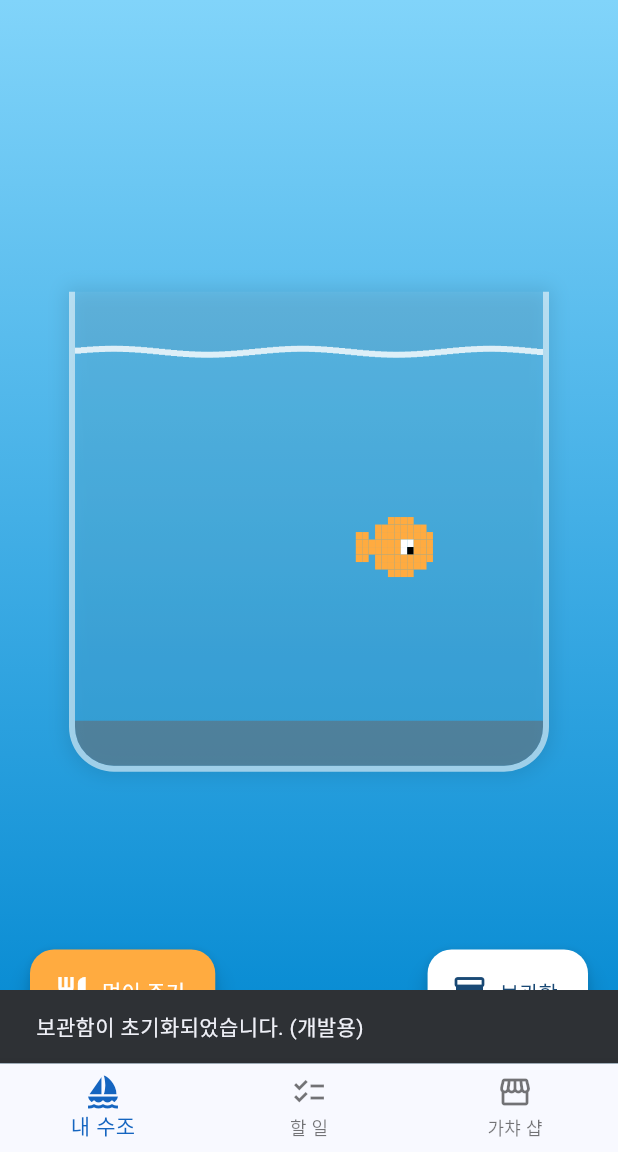
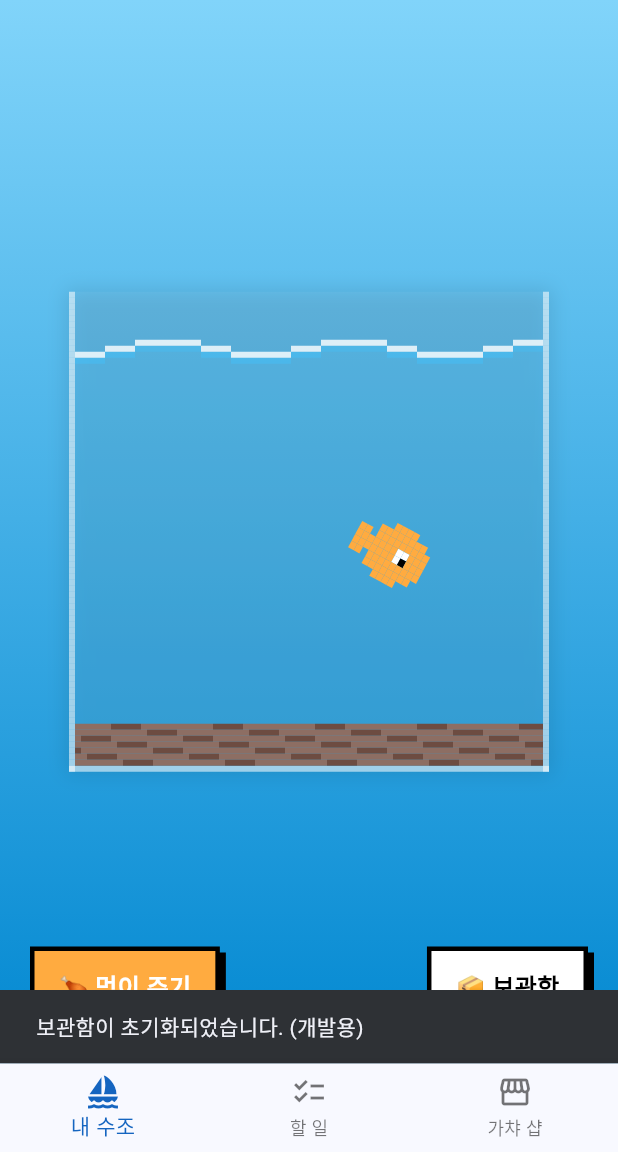
Before and after one commit to meisteryi/Gachagame_todo, a Flutter app: the screen it shows after launch, after a tap on the "delete forever" icon, on a phone screen of 412 x 824 dp, the part 84-1236 px from its top. Run offline on Flutter 3.47's test engine with Material 3 defaults, Android fonts, the phone set to English and light mode, and no system bars.

Commit message:
수조 그래픽 도트로 .

```diff
--- a/lib/screens/aquarium_screen.dart
+++ b/lib/screens/aquarium_screen.dart
@@ -56,12 +56,15 @@ class _AquariumScreenState extends State<AquariumScreen>
     if (v < 0.2) {
       final t = v * 5;
       x = w * t;
-      y = h / 2 + sin(t * pi * 4) * 30;
+      y = h / 2 + sin(t * pi * 2) * 30; // 상하 이동 속도 절반 (4 -> 2)
       flipX = false;
     } else if (v < 0.4) {
       final t = (v - 0.2) * 5;
       x = w - (w * t);
-      y = h / 2 - (h / 4 * t) + sin(t * pi * 10) * 8;
+      y =
+          h / 2 -
+          (h / 4 * t) +
+          sin(t * pi * 2) * 16; // 속도를 한 번 더 절반 수준으로 늦춤 (5 -> 2)
       flipX = true;
     } else if (v < 0.6) {
       final t = (v - 0.4) * 5;
@@ -71,16 +74,64 @@ class _AquariumScreenState extends State<AquariumScreen>
     } else if (v < 0.8) {
       final t = (v - 0.6) * 5;
       x = (w / 2) + (w / 2) * t;
-      final frac = t * 6 % 1;
+      final frac = t * 1 % 1; // 지그재그 튀는 속도를 한 번 더 늦춤 (3 -> 1)
       y = h / 2 + (frac < 0.5 ? frac * 2 : (1 - frac) * 2) * 35;
       flipX = false;
     } else {
       final t = (v - 0.8) * 5;
       x = w - (w * t);
-      y = h / 2 + 50 * sin(t * pi) + sin(t * pi * 4) * 15;
+      y =
+          h / 2 +
+          50 * sin(t * pi) +
+          sin(t * pi * 2) * 15; // 상하 이동 속도 절반 (4 -> 2)
       flipX = true;
     }
     return (Offset(x, y), flipX);
+  }
+
+  // 현재 물고기의 위치와 좌우 반전 상태를 계산하는 통합 함수 (회전각 계산을 위한 미래 위치 예측용)
+  (double, double, bool) _getFishPose(
+    bool isFeeding,
+    double fishV,
+    double feedV,
+    double w,
+    double h,
+  ) {
+    double x = 0;
+    double y = 0;
+    bool flipX = false;
+
+    if (isFeeding && feedV > 0.0) {
+      final targetX = w / 2;
+      final targetY = 20.0;
+
+      if (feedV < 0.2) {
+        x = _feedStartX;
+        y = _feedStartY;
+        flipX = targetX < _feedStartX;
+      } else if (feedV < 0.4) {
+        final t = (feedV - 0.2) / 0.2;
+        x = _feedStartX + (targetX - _feedStartX) * t;
+        y = _feedStartY + (targetY - _feedStartY) * t;
+        flipX = targetX < _feedStartX;
+      } else if (feedV < 0.7) {
+        x = targetX + sin((feedV - 0.4) * pi * 10) * 3;
+        y = targetY + sin((feedV - 0.4) * pi * 15) * 3;
+        flipX = targetX < _feedStartX;
+      } else {
+        final t = (feedV - 0.7) / 0.3;
+        final (nextOffset, nextFlip) = _getNormalFishPosAndFlip(fishV, w, h);
+        x = targetX + (nextOffset.dx - targetX) * t;
+        y = targetY + (nextOffset.dy - targetY) * t;
+        flipX = t > 0.8 ? nextFlip : (nextOffset.dx < targetX);
+      }
+    } else {
+      final (normalOffset, normalFlip) = _getNormalFishPosAndFlip(fishV, w, h);
+      x = normalOffset.dx;
+      y = normalOffset.dy;
+      flipX = normalFlip;
+    }
+    return (x, y, flipX);
   }
 
   // 🐟 먹이 주기 로직
@@ -125,16 +176,6 @@ class _AquariumScreenState extends State<AquariumScreen>
               height: 320,
               decoration: BoxDecoration(
                 color: Colors.white.withValues(alpha: 0.05), // 물 밖의 빈 유리 느낌
-                borderRadius: const BorderRadius.only(
-                  bottomLeft: Radius.circular(30),
-                  bottomRight: Radius.circular(30),
-                ),
-                // 💡 윗부분 하얀 선 제거 (왼쪽, 오른쪽, 아래만 테두리 적용)
-                border: const Border(
-                  left: BorderSide(color: Colors.white54, width: 4),
-                  right: BorderSide(color: Colors.white54, width: 4),
-                  bottom: BorderSide(color: Colors.white54, width: 4),
-                ),
                 boxShadow: [
                   BoxShadow(
                     color: Colors.black.withValues(alpha: 0.1),
@@ -146,37 +187,19 @@ class _AquariumScreenState extends State<AquariumScreen>
               child: Stack(
                 clipBehavior: Clip.none, // 💡 수조 밖에서 떨어지는 먹이가 잘리지 않게 설정
                 children: [
-                  // 수면 및 물 표현
+                  // 수면 및 물 표현 (도트 수조에 맞게 둥근 모서리 제거)
                   Positioned(
                     top: 40,
-                    left: 0,
-                    right: 0,
-                    bottom: 0,
+                    left: 4, // 도트 테두리 두께(4)만큼 안쪽으로
+                    right: 4,
+                    bottom: 4,
                     child: Container(
-                      decoration: BoxDecoration(
-                        color: Colors.lightBlueAccent.withValues(alpha: 0.15),
-                        borderRadius: const BorderRadius.only(
-                          bottomLeft: Radius.circular(26),
-                          bottomRight: Radius.circular(26),
-                        ),
-                      ),
+                      color: Colors.lightBlueAccent.withValues(alpha: 0.15),
                     ),
                   ),
-                  // 어항 바닥 모래 장식
-                  Positioned(
-                    bottom: 0,
-                    left: 0,
-                    right: 0,
-                    height: 30,
-                    child: Container(
-                      decoration: BoxDecoration(
-                        color: Colors.brown.withValues(alpha: 0.4),
-                        borderRadius: const BorderRadius.only(
-                          bottomLeft: Radius.circular(26),
-                          bottomRight: Radius.circular(26),
-                        ),
-                      ),
-                    ),
+                  // 🧊 도트 수조 테두리 및 텍스처 모래 바닥
+                  Positioned.fill(
+                    child: CustomPaint(painter: PixelTankPainter()),
                   ),
                   // 헤엄치는 2D 도트 물고기 & 떨어지는 먹이 효과 결합
                   if (_fishController != null && _feedController != null)
@@ -189,52 +212,54 @@ class _AquariumScreenState extends State<AquariumScreen>
                         final double w = 320.0 - 60.0; // 어항 가로 - 물고기 가로 길이
                         final double h =
                             320.0 - 40.0 - 30.0; // 어항 세로 - 물고기 - 모래
-                        double x = 0;
-                        double y = 0;
-                        bool flipX = false;
                         List<Widget> effectWidgets =
                             []; // 3개의 먹이 조각 + 하트 이펙트 리스트
 
+                        final fishV = _fishController!.value;
+                        final feedV = _isFeeding ? _feedController!.value : 0.0;
+
+                        final currentPose = _getFishPose(
+                          _isFeeding,
+                          fishV,
+                          feedV,
+                          w,
+                          h,
+                        );
+                        final double x = currentPose.$1;
+                        final double y = currentPose.$2;
+                        final bool flipX = currentPose.$3;
+
+                        // 🌟 방향에 맞게 기울기(회전 각도) 계산을 위해 아주 살짝 미래의 위치를 구함
+                        final nextFishV = (fishV + 0.005) % 1.0;
+                        final nextFeedV = _isFeeding
+                            ? min(1.0, feedV + 0.005)
+                            : 0.0;
+                        final nextPose = _getFishPose(
+                          _isFeeding,
+                          nextFishV,
+                          nextFeedV,
+                          w,
+                          h,
+                        );
+
+                        double tiltAngle = 0.0;
+                        if (_isFeeding && feedV >= 0.4 && feedV < 0.7) {
+                          tiltAngle = -0.2; // 먹이를 먹을 땐 살짝 위를 향함
+                        } else if (_isFeeding && feedV < 0.2) {
+                          tiltAngle = 0.0; // 먹이 떨어지길 대기할 땐 평형 유지
+                        } else {
+                          double dx = nextPose.$1 - x;
+                          double dy = nextPose.$2 - y;
+                          // 움직임이 있을 때만 각도 계산
+                          if (dx.abs() > 0.01 || dy.abs() > 0.01) {
+                            tiltAngle = flipX ? atan2(dy, -dx) : atan2(dy, dx);
+                          }
+                        }
+
                         if (_isFeeding) {
-                          final feedV = _feedController!.value;
                           final targetX = w / 2; // 수면 중앙 위치
                           final targetY = 20.0; // 수면 높이
                           final waterSurfaceY = 37.0; // 수면 경계선의 Y 위치
-
-                          if (feedV < 0.2) {
-                            // 1. 먹이가 수면에 떨어질 때까지 대기
-                            x = _feedStartX;
-                            y = _feedStartY;
-                            flipX = targetX < _feedStartX;
-                          } else if (feedV < 0.4) {
-                            // 2. 수면으로 올라가는 모션
-                            final t = (feedV - 0.2) / 0.2;
-                            x = _feedStartX + (targetX - _feedStartX) * t;
-                            y = _feedStartY + (targetY - _feedStartY) * t;
-                            flipX = targetX < _feedStartX;
-                          } else if (feedV < 0.7) {
-                            // 3. 수면에서 먹이를 냠냠 먹는 모션 (앞뒤, 위아래로 살짝 통통 튐)
-                            x = targetX + sin((feedV - 0.4) * pi * 10) * 3;
-                            y = targetY + sin((feedV - 0.4) * pi * 15) * 3;
-                            flipX = targetX < _feedStartX;
-                          } else {
-                            // 4. 밥을 다 먹고 원래 있어야 할 궤도로 부드럽게 복귀
-                            final t = (feedV - 0.7) / 0.3;
-                            final (
-                              nextOffset,
-                              nextFlip,
-                            ) = _getNormalFishPosAndFlip(
-                              _fishController!.value,
-                              w,
-                              h,
-                            );
-                            x = targetX + (nextOffset.dx - targetX) * t;
-                            y = targetY + (nextOffset.dy - targetY) * t;
-                            // 거의 도착했을 때쯤 자연스럽게 방향을 변경
-                            flipX = t > 0.8
-                                ? nextFlip
-                                : (nextOffset.dx < targetX);
-                          }
 
                           // 🌟 시간차를 두고 떨어지는 개별 먹이 UI 함수
                           Widget buildFood(
@@ -258,10 +283,12 @@ class _AquariumScreenState extends State<AquariumScreen>
                                   -150.0 +
                                   (waterSurfaceY - (-150.0)) * (fallT * fallT);
                             } else {
-                              // 수면에 도달하여 동동 떠다님
+                              // 수면에 도달하여 동동 떠다님 (도트 느낌으로 4px 단위 스냅)
                               currentY =
                                   waterSurfaceY +
-                                  sin((feedV - dropEnd) * pi * 8) * 1.5;
+                                  (sin((feedV - dropEnd) * pi * 8) > 0
+                                      ? 4.0
+                                      : 0.0);
                             }
 
                             return Positioned(
@@ -309,10 +336,22 @@ class _AquariumScreenState extends State<AquariumScreen>
 
                           // 높이(시간) 차이를 두고 3조각 생성
                           effectWidgets.add(
-                            buildFood(0.0, 0.15, 0.45, -12, Colors.brown[700]!),
+                            buildFood(
+                              0.0,
+                              0.15,
+                              0.45,
+                              -12,
+                              const Color.fromARGB(255, 202, 119, 94),
+                            ),
                           );
                           effectWidgets.add(
-                            buildFood(0.05, 0.20, 0.55, 0, Colors.brown[800]!),
+                            buildFood(
+                              0.05,
+                              0.20,
+                              0.55,
+                              0,
+                              const Color.fromARGB(255, 189, 128, 115),
+                            ),
                           );
                           effectWidgets.add(
                             buildFood(0.10, 0.25, 0.65, 12, Colors.brown[900]!),
@@ -322,14 +361,6 @@ class _AquariumScreenState extends State<AquariumScreen>
                           effectWidgets.add(buildHeart(0.40, 0.4, -15));
                           effectWidgets.add(buildHeart(0.48, 0.4, 5));
                           effectWidgets.add(buildHeart(0.55, 0.4, -5));
-                        } else {
-                          // 평상시 유영 로직
-                          final v = _fishController!.value;
-                          final (normalOffset, normalFlip) =
-                              _getNormalFishPosAndFlip(v, w, h);
-                          x = normalOffset.dx;
-                          y = normalOffset.dy;
-                          flipX = normalFlip;
                         }
 
                         // 💡 Stack 내부가 Positioned 자식만 있어서 크기가 0이 되어 잘리는 현상 해결!
@@ -339,10 +370,10 @@ class _AquariumScreenState extends State<AquariumScreen>
                             children: [
                               // 🌊 흔들리는 도트 수면 효과 애니메이션 연동
                               Positioned(
-                                top: 38,
+                                top: 36,
                                 left: 0,
                                 right: 0,
-                                height: 10,
+                                height: 16,
                                 child: CustomPaint(
                                   painter: PixelWaterSurfacePainter(
                                     _fishController!.value,
@@ -353,9 +384,13 @@ class _AquariumScreenState extends State<AquariumScreen>
                               Positioned(
                                 left: x,
                                 top: y,
-                                child: Transform.scale(
-                                  scaleX: flipX ? -1 : 1, // 방향에 맞게 좌우 반전
+                                child: Transform(
                                   alignment: Alignment.center,
+                                  transform: Matrix4.diagonal3Values(
+                                    flipX ? -1.0 : 1.0,
+                                    1.0,
+                                    1.0,
+                                  )..rotateZ(tiltAngle), // 이동 방향에 맞게 회전 추가
                                   child: child!,
                                 ),
                               ),
@@ -373,23 +408,22 @@ class _AquariumScreenState extends State<AquariumScreen>
         Positioned(
           bottom: 20,
           right: 20,
-          child: FloatingActionButton.extended(
+          child: PixelButton(
+            text: '📦 보관함',
+            color: Colors.white,
+            textColor: Colors.black,
             onPressed: widget.onShowStorage,
-            icon: const Icon(Icons.inventory_2),
-            label: const Text('보관함'),
-            backgroundColor: Colors.white,
           ),
         ),
         // 먹이 주기 버튼 (왼쪽 배치)
         Positioned(
           bottom: 20,
           left: 20,
-          child: FloatingActionButton.extended(
+          child: PixelButton(
+            text: '🍗 먹이 주기',
+            color: Colors.orangeAccent,
+            textColor: Colors.white,
             onPressed: _startFeeding,
-            icon: const Icon(Icons.restaurant),
-            label: const Text('먹이 주기'),
-            backgroundColor: Colors.orangeAccent,
-            foregroundColor: Colors.white,
           ),
         ),
       ],
@@ -405,16 +439,23 @@ class PixelWaterSurfacePainter extends CustomPainter {
 
   @override
   void paint(Canvas canvas, Size size) {
-    final paint = Paint()..color = Colors.white.withValues(alpha: 0.8);
-    const double dotSize = 4.0;
+    final waterPaint = Paint()
+      ..color = Colors.lightBlueAccent.withValues(alpha: 0.4);
+    final foamPaint = Paint()..color = Colors.white.withValues(alpha: 0.8);
+    const double p = 4.0; // dotSize를 p로 수정합니다!
 
     // 수면 폭을 도트 크기로 나누어 가로로 촘촘하게 그립니다.
-    for (double x = 0; x < size.width; x += dotSize) {
-      // x좌표와 무한 반복되는 time 값을 결합해 도트형 사인파(물결) 생성
-      double wave = sin((x * 0.05) - (time * pi * 10));
-      double y = wave * 2.0; // 위아래로 2픽셀씩 통통 튀며 흔들림
+    for (double x = p; x < size.width - p; x += p) {
+      // 시간에 따른 사인파 생성
+      double wave = sin((x * 0.05) - (time * pi * 8));
 
-      canvas.drawRect(Rect.fromLTWH(x, y, dotSize, dotSize), paint);
+      // 부드러운 곡선 대신 픽셀 단위로 위치가 딱딱 끊기게(스냅) 설정
+      double yOffset = (wave > 0.5) ? p : ((wave < -0.5) ? -p : 0);
+
+      // 뒤쪽 짙은 물결 (그림자 느낌)
+      canvas.drawRect(Rect.fromLTWH(x, yOffset + p, p, p), waterPaint);
+      // 앞쪽 하얀 거품 물결
+      canvas.drawRect(Rect.fromLTWH(x, yOffset, p, p), foamPaint);
     }
   }
 
@@ -471,3 +512,106 @@ class PixelHeartPainter extends CustomPainter {
   bool shouldRepaint(covariant PixelHeartPainter oldDelegate) =>
       oldDelegate.opacity != opacity;
 }
+
+// --- 🧊 도트 느낌의 수조 테두리 및 모래 바닥 ---
+class PixelTankPainter extends CustomPainter {
+  @override
+  void paint(Canvas canvas, Size size) {
+    final glassPaint = Paint()..color = Colors.white54;
+    final sandPaint = Paint()..color = Colors.brown[400]!;
+    final darkSandPaint = Paint()..color = Colors.brown[600]!;
+    const double p = 4.0; // 픽셀 크기
+
+    // 1. 수조 유리 테두리 (U자 형태, 두께 4px)
+    for (double y = 0; y < size.height; y += p) {
+      canvas.drawRect(Rect.fromLTWH(0, y, p, p), glassPaint); // 왼쪽 벽
+      canvas.drawRect(
+        Rect.fromLTWH(size.width - p, y, p, p),
+        glassPaint,
+      ); // 오른쪽 벽
+    }
+    for (double x = 0; x < size.width; x += p) {
+      canvas.drawRect(
+        Rect.fromLTWH(x, size.height - p, p, p),
+        glassPaint,
+      ); // 바닥 벽
+    }
+
+    // 2. 도트 질감 모래 바닥
+    final sandTop = size.height - 32;
+    for (double y = sandTop; y < size.height - p; y += p) {
+      for (double x = p; x < size.width - p; x += p) {
+        // 위치 기반 난수로 어두운 모래알을 섞어 도트 질감 생성
+        bool isDark = ((x * 13) + (y * 7)) % 17 < 5;
+        canvas.drawRect(
+          Rect.fromLTWH(x, y, p, p),
+          isDark ? darkSandPaint : sandPaint,
+        );
+      }
+    }
+  }
+
+  @override
+  bool shouldRepaint(covariant CustomPainter oldDelegate) => false;
+}
+
+// --- 🎮 레트로 감성의 8비트 도트 스타일 버튼 ---
+class PixelButton extends StatefulWidget {
+  final String text;
+  final Color color;
+  final Color textColor;
+  final VoidCallback onPressed;
+
+  const PixelButton({
+    super.key,
+    required this.text,
+    required this.color,
+    required this.textColor,
+    required this.onPressed,
+  });
+
+  @override
+  State<PixelButton> createState() => _PixelButtonState();
+}
+
+class _PixelButtonState extends State<PixelButton> {
+  bool _isPressed = false;
+
+  @override
+  Widget build(BuildContext context) {
+    return GestureDetector(
+      onTapDown: (_) => setState(() => _isPressed = true),
+      onTapUp: (_) {
+        setState(() => _isPressed = false);
+        widget.onPressed();
+      },
+      onTapCancel: () => setState(() => _isPressed = false),
+      child: AnimatedContainer(
+        duration: const Duration(milliseconds: 50),
+        // 눌렸을 때 아래로 4픽셀 이동하는 효과
+        margin: EdgeInsets.only(
+          top: _isPressed ? 4 : 0,
+          bottom: _isPressed ? 0 : 4,
+        ),
+        padding: const EdgeInsets.symmetric(horizontal: 16, vertical: 12),
+        decoration: BoxDecoration(
+          color: widget.color,
+          border: Border.all(color: Colors.black, width: 3), // 두꺼운 픽셀 테두리
+          boxShadow: _isPressed
+              ? []
+              : const [
+                  BoxShadow(color: Colors.black, offset: Offset(4, 4)),
+                ], // 도트 그림자
+        ),
+        child: Text(
+          widget.text,
+          style: TextStyle(
+            color: widget.textColor,
+            fontWeight: FontWeight.w900, // 폰트를 더 두껍게 해 픽셀 느낌 강조
+            fontSize: 16,
+          ),
+        ),
+      ),
+    );
+  }
+}
```
